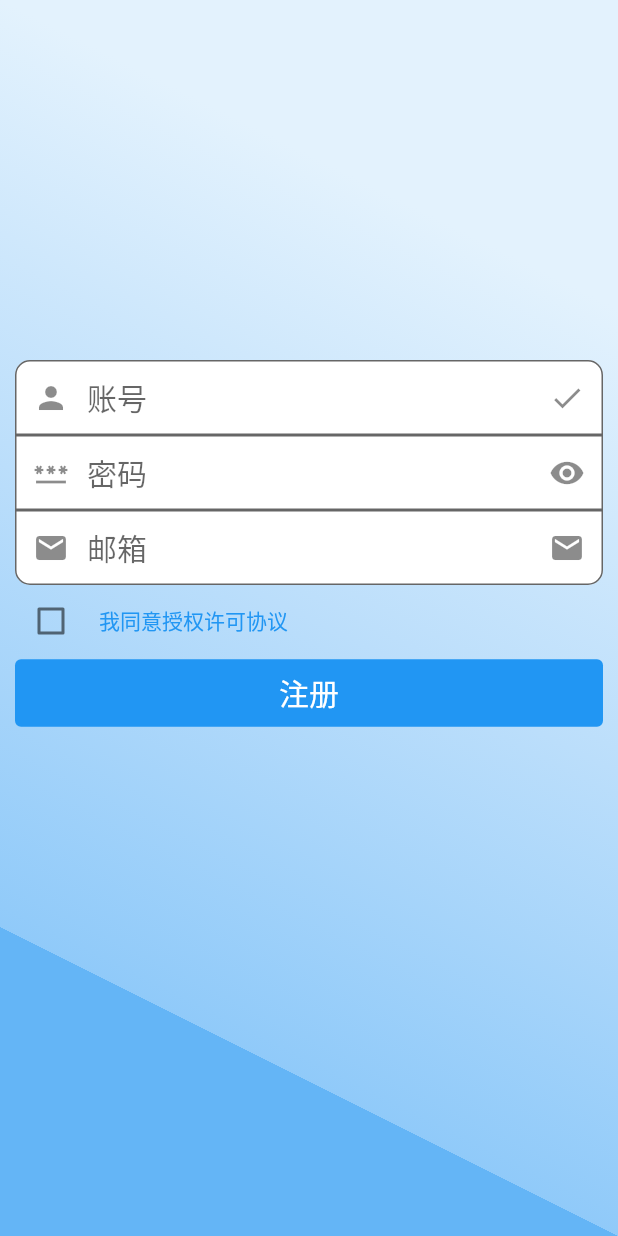
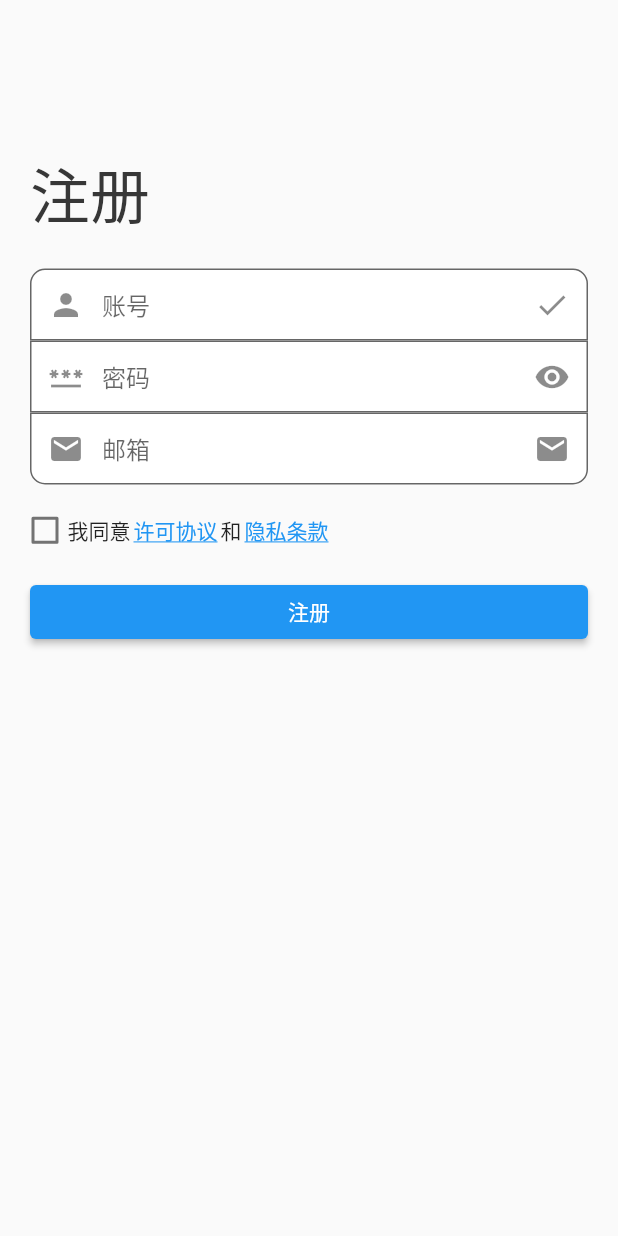
Before and after one commit to Crtrpt/bitty_flutter, a Flutter app: the screen it shows after launch, after a tap on "去注册", on a phone screen of 412 x 824 dp. Run offline on Flutter 3.47's test engine with Material 2 defaults, Android fonts, the light colour scheme and no system bars; our stand-ins replace faker, i18n_extension, shared_preferences; network calls fail.

Commit message:
完善登录和注册逻辑

```diff
--- a/lib/page/auth/login.dart
+++ b/lib/page/auth/login.dart
@@ -39,21 +39,24 @@ class _Login extends State<Login> {
   Widget build(BuildContext context) {
     return Scaffold(
         body: Container(
-      decoration: BoxDecoration(
-          gradient:
-              LinearGradient(stops: [0.2, 0.5, 0.8, 0.7], colors: [Colors.blue[50]!, Colors.blue[100]!, Colors.blue[200]!, Colors.blue[300]!], begin: Alignment.bottomLeft, end: Alignment.topRight)),
+      color: Color.fromARGB(50, 255, 255, 255),
+      child: Padding(
+          padding: EdgeInsets.fromLTRB(20, 100, 20, 10),
+          child: Center(
             child: Form(
-          child: Stack(
-        children: [
-          Positioned(
-              child: Padding(
-            padding: EdgeInsets.only(top: 240, left: 10, right: 10),
               child: Column(
                 crossAxisAlignment: CrossAxisAlignment.start,
                 children: [
+                  Padding(
+                    padding: EdgeInsets.only(bottom: 20),
+                    child: Text(
+                      "登录",
+                      style: TextStyle(
+                          fontSize: 40, color: Color.fromARGB(255, 55, 55, 55)),
+                    ),
+                  ),
                   TextFormField(
                     controller: account,
-                  style: TextStyle(fontSize: 20),
                     decoration: InputDecoration(
                         filled: true,
                         fillColor: Colors.white,
@@ -61,13 +64,14 @@ class _Login extends State<Login> {
                         suffixIcon: Icon(Icons.check),
                         contentPadding: EdgeInsets.all(10),
                         border: OutlineInputBorder(
-                        borderRadius: const BorderRadius.only(topLeft: Radius.circular(10.0), topRight: Radius.circular(10.0)),
+                          borderRadius: const BorderRadius.only(
+                              topLeft: Radius.circular(10.0),
+                              topRight: Radius.circular(10.0)),
                         ),
                         hintText: "输入登陆账号"),
                   ),
                   TextFormField(
                     controller: password,
-                  style: TextStyle(fontSize: 20),
                     decoration: InputDecoration(
                         filled: true,
                         fillColor: Colors.white,
@@ -75,92 +79,143 @@ class _Login extends State<Login> {
                         suffixIcon: Icon(Icons.remove_red_eye),
                         contentPadding: EdgeInsets.all(10),
                         border: OutlineInputBorder(
-                        borderRadius: const BorderRadius.only(bottomLeft: Radius.circular(10.0), bottomRight: Radius.circular(10.0)),
+                          borderRadius: const BorderRadius.only(
+                              bottomLeft: Radius.circular(10.0),
+                              bottomRight: Radius.circular(10.0)),
                         ),
                         hintText: "输入登陆密码"),
                   ),
                   Padding(
-                  padding: const EdgeInsets.all(0.0),
+                    padding: EdgeInsets.fromLTRB(5, 10, 5, 5),
                     child: Row(
                       children: [
-                      Checkbox(
+                        Padding(
+                          padding: EdgeInsets.only(right: 10),
+                          child: SizedBox(
+                              width: 10,
+                              height: 10,
+                              child: Checkbox(
+                                  value: form.agree,
+                                  onChanged: (v) {
+                                    setState(() {
+                                      form.agree = v!;
+                                    });
+                                  })),
+                        ),
+                        GestureDetector(
+                          onTap: () {
+                            setState(() {
+                              form.agree = !form.agree;
+                            });
+                          },
+                          child: Text("我同意授权"),
+                        ),
+                        GestureDetector(
+                          onTap: () => Navigator.pushNamed(context, "/license"),
+                          child: Padding(
+                            padding: EdgeInsets.only(left: 2, right: 2),
+                            child: Text(
+                              "许可协议",
+                              style: TextStyle(
+                                  color: Colors.blue,
+                                  decoration: TextDecoration.underline),
+                            ),
+                          ),
+                        ),
+                        Text("和"),
+                        GestureDetector(
+                          onTap: () =>
+                              Navigator.pushNamed(context, "/privacy_policy"),
+                          child: Padding(
+                            padding: EdgeInsets.only(left: 2),
+                            child: Text(
+                              "隐私条款",
+                              style: TextStyle(
+                                  color: Colors.blue,
+                                  decoration: TextDecoration.underline),
+                            ),
+                          ),
+                        ),
+                      ],
+                    ),
+                  ),
+                  Padding(
+                    padding: EdgeInsets.fromLTRB(5, 10, 5, 10),
+                    child: Row(
+                      children: [
+                        SizedBox(
+                          width: 10,
+                          height: 10,
+                          child: Checkbox(
                               value: form.rememenber,
                               onChanged: (v) {
                                 setState(() {
-                              form.rememenber = v;
+                                  form.rememenber = v!;
                                 });
                               }),
-                      TextButton(
-                        onPressed: () {
-                          Navigator.pushNamed(context, "/license");
+                        ),
+                        Padding(
+                          padding: EdgeInsets.only(left: 10),
+                          child: GestureDetector(
+                              onTap: () {
+                                setState(() {
+                                  form.rememenber = !form.rememenber;
+                                });
                               },
-                        child: Text("我同意授权许可协议"),
+                              child: Text("记住账号")),
                         )
                       ],
                     ),
                   ),
-                Center(
-                  child: ElevatedButton(
-                      style: ElevatedButton.styleFrom(
-                        elevation: 0,
-                        fixedSize: const Size(
-                          500,
-                          45,
-                        ),
-                      ),
+                  Column(
+                    crossAxisAlignment: CrossAxisAlignment.stretch,
+                    children: [
+                      ElevatedButton(
                           onPressed: () {
+                            if (!form.agree) {
+                              ScaffoldMessenger.of(context)
+                                  .showSnackBar(SnackBar(
+                                backgroundColor: Colors.red,
+                                content: Text('用户必须同意许可协议和隐私条款才能使用该应用'),
+                              ));
+                              return;
+                            }
                             state.Login(form).then((value) {
                               Navigator.pushNamed(context, "/home");
                             }).catchError((e) {
-                          print(e);
                               showDialog<String>(
                                   context: context,
-                              builder: (BuildContext context) => AlertDialog(
+                                  builder: (BuildContext context) =>
+                                      AlertDialog(
                                         title: const Text('提示'),
                                         content: Text(e.toString()),
                                         actions: <Widget>[
                                           TextButton(
-                                        onPressed: () => {Navigator.popAndPushNamed(context, "/auth/findpassword")},
+                                            onPressed: () => {
+                                              Navigator.popAndPushNamed(
+                                                  context, "/auth/findpassword")
+                                            },
                                             child: const Text('找回密码'),
                                           ),
                                           TextButton(
-                                        onPressed: () => Navigator.pop(context, 'OK'),
+                                            onPressed: () =>
+                                                Navigator.pop(context, 'OK'),
                                             child: const Text('返回'),
                                           ),
                                         ],
                                       ));
                             });
                           },
-                      child: Text("登陆", style: TextStyle(fontSize: 20))),
-                )
+                          child: Text("登陆")),
+                      OutlinedButton(
+                          onPressed: () =>
+                              {Navigator.pushNamed(context, "/auth/signup")},
+                          child: Text("去注册")),
                     ],
                   ),
-          )),
-          Positioned(
-              child: Center(
-                  child: Column(
-                children: [
-                  Row(
-                    mainAxisAlignment: MainAxisAlignment.center,
-                    children: [
-                      TextButton(onPressed: () => {Navigator.pushNamed(context, "/auth/signup")}, child: Text("去注册")),
-                      TextButton(onPressed: () => {Navigator.pushNamed(context, "/auth/findpassword")}, child: Text("找回密码")),
                 ],
               ),
-                  Row(
-                    mainAxisAlignment: MainAxisAlignment.center,
-                    children: [
-                      Text(
-                        "v0.0.1",
-                        style: TextStyle(color: Colors.grey, fontSize: 10),
-                      )
-                    ],
-                  )
-                ],
-              )),
-              bottom: 10,
-              width: MediaQuery.of(context).size.width)
-        ],
+            ),
           )),
     ));
   }
--- a/lib/page/auth/loginForm.dart
+++ b/lib/page/auth/loginForm.dart
@@ -1,7 +1,8 @@
 class Loginform {
   String? account;
   String? password;
-  bool? rememenber = false;
+  bool rememenber = false;
+  bool agree = false;
 
   Map<String, dynamic> toJson() => {
         'account': account,
--- /dev/null
+++ b/lib/page/auth/privacypolicy.dart
@@ -0,0 +1,12 @@
+import 'package:flutter/material.dart';
+
+class PrivacyPolicy extends StatelessWidget {
+  @override
+  Widget build(BuildContext context) {
+    return Scaffold(
+      appBar: AppBar(
+        title: Text("隐私条款"),
+      ),
+    );
+  }
+}
--- a/lib/page/auth/signup.dart
+++ b/lib/page/auth/signup.dart
@@ -32,8 +32,6 @@ class _SignupState extends State<Signup> {
 
   @override
   void dispose() {
-    // Clean up the controller when the widget is removed from the
-    // widget tree.
     account.dispose();
     password.dispose();
     email.dispose();
@@ -44,29 +42,21 @@ class _SignupState extends State<Signup> {
   Widget build(BuildContext context) {
     return Scaffold(
       body: Container(
-      decoration: BoxDecoration(
-          gradient: LinearGradient(
-        stops: [0.2, 0.5, 0.8, 0.7],
-        colors: [Colors.blue[50]!, Colors.blue[100]!, Colors.blue[200]!, Colors.blue[300]!],
-        begin: Alignment.topRight,
-        end: Alignment.bottomLeft,
-      )),
+          child: Padding(
+        padding: EdgeInsets.fromLTRB(20, 100, 20, 0),
         child: Form(
-          child: Stack(
-        children: [
-          // Positioned(
-          //   top: 0,
-          //   bottom: 0,
-          //   child: Image.network("https://bing.nanxiongnandi.com/202204/NorwayBoulder_1920x1080.jpg"),
-          // ),
-          Positioned(
-              child: Padding(
-            padding: EdgeInsets.only(top: 240, left: 10, right: 10),
           child: Column(
             crossAxisAlignment: CrossAxisAlignment.start,
             children: [
+              Padding(
+                padding: EdgeInsets.only(bottom: 20),
+                child: Text(
+                  "注册",
+                  style: TextStyle(
+                      fontSize: 40, color: Color.fromARGB(255, 55, 55, 55)),
+                ),
+              ),
               TextFormField(
-                  style: TextStyle(fontSize: 20),
                 controller: account,
                 decoration: InputDecoration(
                     filled: true,
@@ -75,12 +65,13 @@ class _SignupState extends State<Signup> {
                     suffixIcon: Icon(Icons.check),
                     contentPadding: EdgeInsets.all(10),
                     border: OutlineInputBorder(
-                        borderRadius: const BorderRadius.only(topLeft: Radius.circular(10.0), topRight: Radius.circular(10.0)),
+                      borderRadius: const BorderRadius.only(
+                          topLeft: Radius.circular(10.0),
+                          topRight: Radius.circular(10.0)),
                     ),
                     hintText: "账号"),
               ),
               TextFormField(
-                  style: TextStyle(fontSize: 20),
                 controller: password,
                 decoration: InputDecoration(
                     filled: true,
@@ -94,7 +85,6 @@ class _SignupState extends State<Signup> {
                     hintText: "密码"),
               ),
               TextFormField(
-                  style: TextStyle(fontSize: 20),
                 controller: email,
                 decoration: InputDecoration(
                     filled: true,
@@ -103,31 +93,77 @@ class _SignupState extends State<Signup> {
                     suffixIcon: Icon(Icons.email),
                     contentPadding: EdgeInsets.all(10),
                     border: OutlineInputBorder(
-                        borderRadius: const BorderRadius.only(bottomLeft: Radius.circular(10.0), bottomRight: Radius.circular(10.0)),
+                      borderRadius: const BorderRadius.only(
+                          bottomLeft: Radius.circular(10.0),
+                          bottomRight: Radius.circular(10.0)),
                     ),
                     hintText: "邮箱"),
               ),
-                Row(
+              Padding(
+                padding: EdgeInsets.fromLTRB(5, 10, 5, 10),
+                child: Row(
                   children: [
-                    Checkbox(value: false, onChanged: (v) {}),
-                    TextButton(
-                      onPressed: () {
+                    SizedBox(
+                      width: 10,
+                      height: 10,
+                      child: Checkbox(
+                          value: false,
+                          onChanged: (v) {
+                            setState(() {
+                              form.agree = v!;
+                            });
+                          }),
+                    ),
+                    Padding(
+                      padding: EdgeInsets.fromLTRB(10, 10, 0, 10),
+                      child: GestureDetector(
+                        onTap: () {
                           Navigator.pushNamed(context, "/license");
                         },
-                      child: Text("我同意授权许可协议"),
-                    )
+                        child: Text("我同意"),
+                      ),
+                    ),
+                    GestureDetector(
+                      onTap: () => Navigator.pushNamed(context, "/license"),
+                      child: Padding(
+                        padding: EdgeInsets.only(left: 2, right: 2),
+                        child: Text(
+                          "许可协议",
+                          style: TextStyle(
+                              color: Colors.blue,
+                              decoration: TextDecoration.underline),
+                        ),
+                      ),
+                    ),
+                    Text("和"),
+                    GestureDetector(
+                      onTap: () =>
+                          Navigator.pushNamed(context, "/privacy_policy"),
+                      child: Padding(
+                        padding: EdgeInsets.only(left: 2),
+                        child: Text(
+                          "隐私条款",
+                          style: TextStyle(
+                              color: Colors.blue,
+                              decoration: TextDecoration.underline),
+                        ),
+                      ),
+                    ),
                   ],
                 ),
-                Center(
-                  child: ElevatedButton(
-                      style: ElevatedButton.styleFrom(
-                        elevation: 0,
-                        fixedSize: const Size(
-                          500,
-                          45,
               ),
-                      ),
+              Column(
+                crossAxisAlignment: CrossAxisAlignment.stretch,
+                children: [
+                  ElevatedButton(
                     onPressed: () {
+                      if (!form.agree) {
+                        ScaffoldMessenger.of(context).showSnackBar(SnackBar(
+                          backgroundColor: Colors.red,
+                          content: Text('用户必须同意许可协议和隐私条款才能使用该应用'),
+                        ));
+                        return;
+                      }
                       state.Signup(form).then((value) {
                         showDialog<String>(
                             context: context,
@@ -136,7 +172,10 @@ class _SignupState extends State<Signup> {
                                   content: Text("注册成功"),
                                   actions: <Widget>[
                                     TextButton(
-                                        onPressed: () => {Navigator.popAndPushNamed(context, "/auth/login")},
+                                      onPressed: () => {
+                                        Navigator.popAndPushNamed(
+                                            context, "/auth/login")
+                                      },
                                       child: const Text('去登陆'),
                                     )
                                   ],
@@ -149,24 +188,29 @@ class _SignupState extends State<Signup> {
                                   content: Text(e.toString()),
                                   actions: <Widget>[
                                     TextButton(
-                                        onPressed: () => {Navigator.popAndPushNamed(context, "/auth/findpassword")},
+                                      onPressed: () => {
+                                        Navigator.popAndPushNamed(
+                                            context, "/auth/findpassword")
+                                      },
                                       child: const Text('找回密码'),
                                     ),
                                     TextButton(
-                                        onPressed: () => Navigator.pop(context, 'OK'),
+                                      onPressed: () =>
+                                          Navigator.pop(context, 'OK'),
                                       child: const Text('返回'),
                                     ),
                                   ],
                                 ));
                       });
                     },
-                      child: Text("注册", style: TextStyle(fontSize: 20))),
+                    child: Text("注册"),
+                  )
+                ],
               )
             ],
           ),
+        ),
       )),
-        ],
-      )),
-    ));
+    );
   }
 }
--- a/lib/page/auth/signupForm.dart
+++ b/lib/page/auth/signupForm.dart
@@ -2,6 +2,7 @@ class Signupform {
   String? account;
   String? password;
   String? email;
+  bool agree = false;
 
   Map<String, dynamic> toJson() => {
         'account': account,
--- a/lib/page/user/_msg.dart
+++ b/lib/page/user/_msg.dart
@@ -1,20 +1,20 @@
 import 'package:dino/page/user/_avatar.dart';
 import 'package:flutter/material.dart';
 
-import 'msg/_msg_render.dart';
+import '../render/_msg_render.dart';
 
 class Msg extends StatefulWidget {
   Map msgList = {};
   Msg(this.msgList);
 
   @override
-  State<StatefulWidget> createState() => _msgState(msgList);
+  State<StatefulWidget> createState() => _MsgState(msgList);
 }
 
-class _msgState extends State<Msg> {
+class _MsgState extends State<Msg> {
   Map msgList = {};
 
-  _msgState(this.msgList);
+  _MsgState(this.msgList);
 
   @override
   Widget build(BuildContext context) {
--- a/lib/route.dart
+++ b/lib/route.dart
@@ -1,13 +1,12 @@
 import 'package:dino/page/account/group.dart';
-import 'package:dino/page/account/profile.dart';
 import 'package:dino/page/account/setting.dart';
+import 'package:dino/page/auth/privacypolicy.dart';
 import 'package:dino/page/contact/contact.dart';
 import 'package:dino/page/contact/profile.dart';
 import 'package:dino/page/contact/search.dart';
 import 'package:dino/page/group/create.dart';
 import 'package:dino/page/home.dart';
 import 'package:dino/page/session/session.dart';
-import 'package:dino/page/user/userSetting.dart';
 import 'package:flutter/material.dart';
 import './page/auth/findpassword.dart';
 import './page/auth/login.dart';
@@ -31,6 +30,8 @@ Map<String, Widget Function(BuildContext)> route = {
   '/auth/signup': (context) => Signup(),
   //授权许可
   '/license': (context) => License(),
+  //隐私条款
+  '/privacy_policy': (context) => PrivacyPolicy(),
   //重置
   '/auth/reset': (context) => Reset(),
   //找回密码
```
Also changed, not shown: lib/page/model/contact.dart (+12 -8 lines). Lines whose indentation alone changed are shown as unchanged.
